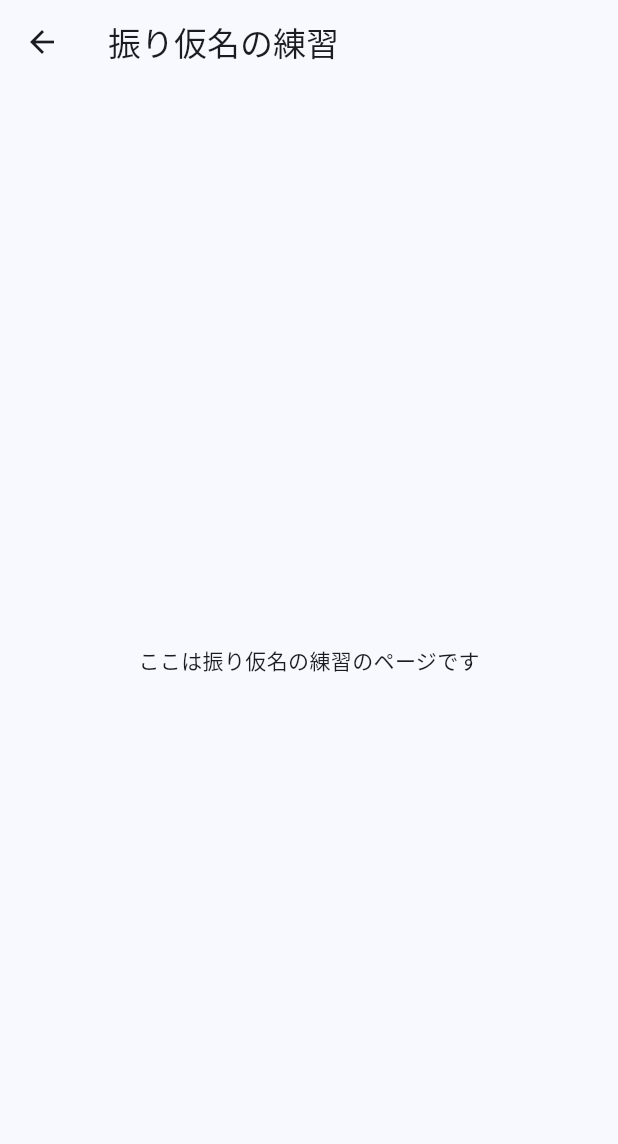
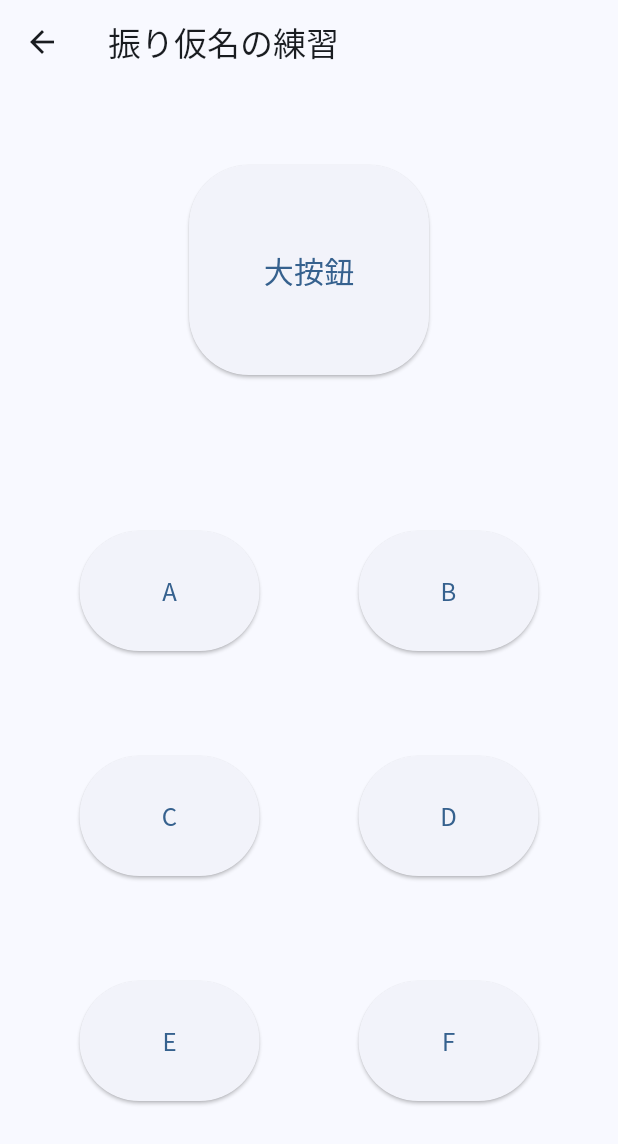
Before and after one commit to pudding0803/Japurin, a Flutter app: the FuriganaPracticePage screen opened directly, on a phone screen of 412 x 824 dp. Shown: the top 1144 px of the screen. Run offline on Flutter 3.47's test engine with Material 3 defaults, Android fonts, the phone set to English and light mode, and no system bars; our stand-ins replace audioplayers; missing offline and left inert: ruby_text.

Commit message:
feat: separate furigana page into learning and practicing pages, complete the practicing settings page, and update some layouts

```diff
--- /dev/null
+++ b/lib/pages/furigana/practice/answer_button.dart
@@ -0,0 +1,25 @@
+import 'package:flutter/material.dart';
+
+class AnswerButton extends StatelessWidget {
+  final String text;
+
+  const AnswerButton({
+    super.key,
+    required this.text,
+  });
+
+  @override
+  Widget build(BuildContext context) {
+    return Expanded(
+      child: Center(
+        child: ElevatedButton(
+          onPressed: () {},
+          style: ElevatedButton.styleFrom(
+            minimumSize: Size(120, 80),
+          ),
+          child: Text(text, style: TextStyle(fontSize: 16)),
+        ),
+      ),
+    );
+  }
+}
--- a/lib/pages/furigana/practice/furigana_practice.dart
+++ b/lib/pages/furigana/practice/furigana_practice.dart
@@ -1,14 +1,52 @@
 import 'package:flutter/material.dart';
+import 'package:japurin/pages/furigana/practice/answer_button.dart';
 
 class FuriganaPracticePage extends StatelessWidget {
+  static const List<String> answers = ['A', 'B', 'C', 'D', 'E', 'F'];
+
   const FuriganaPracticePage({super.key});
 
   @override
   Widget build(BuildContext context) {
     return Scaffold(
       appBar: AppBar(title: Text('振り仮名の練習')),
-      body: Center(
-        child: Text('ここは振り仮名の練習のページです'),
+      body: Padding(
+        padding: const EdgeInsets.all(20),
+        child: Column(
+          children: [
+            Expanded(
+              flex: 2,
+              child: Center(
+                child: ElevatedButton(
+                  onPressed: () {},
+                  style: ElevatedButton.styleFrom(
+                    minimumSize: Size(160, 140),
+                    shape: RoundedRectangleBorder(
+                      borderRadius: BorderRadius.circular(40),
+                    ),
+                  ),
+                  child: const Text('大按鈕', style: TextStyle(fontSize: 20)),
+                ),
+              ),
+            ),
+            Expanded(
+              flex: 5,
+              child: Column(
+                mainAxisAlignment: MainAxisAlignment.spaceEvenly,
+                children: List.generate((answers.length / 2).ceil(), (rowIndex) {
+                  return Row(
+                    children: List.generate(2, (colIndex) {
+                      int index = rowIndex * 2 + colIndex;
+                      return index < answers.length
+                        ? AnswerButton(text: answers[index])
+                        : SizedBox();
+                    }),
+                  );
+                }),
+              ),
+            ),
+          ],
+        ),
       ),
     );
   }
--- a/lib/widgets/base_tab.dart
+++ b/lib/widgets/base_tab.dart
@@ -11,7 +11,7 @@ class BaseTab extends StatelessWidget {
   @override
   Widget build(BuildContext context) {
     return Padding(
-      padding: EdgeInsets.all(15),
+      padding: const EdgeInsets.all(15),
       child: child,
     );
   }
--- a/lib/widgets/table_padding.dart
+++ b/lib/widgets/table_padding.dart
@@ -15,7 +15,7 @@ class TablePadding extends StatelessWidget {
   @override
   Widget build(BuildContext context) {
     return Container(
-      padding: EdgeInsets.all(10),
+      padding: const EdgeInsets.all(10),
       color: header ? Colors.tealAccent : Colors.transparent,
       alignment: Alignment.center,
       child: RubyText(
```
Also changed, not shown: lib/pages/furigana/furigana.dart (+7 -5 lines), lib/pages/furigana/practice/furigana_practice_settings.dart (added, +144 -0 lines), lib/pages/home/home.dart (+5 -5 lines), lib/widgets/labeled_checkbox.dart (added, +34 -0 lines), lib/widgets/navigation_button.dart (+2 -5 lines).
